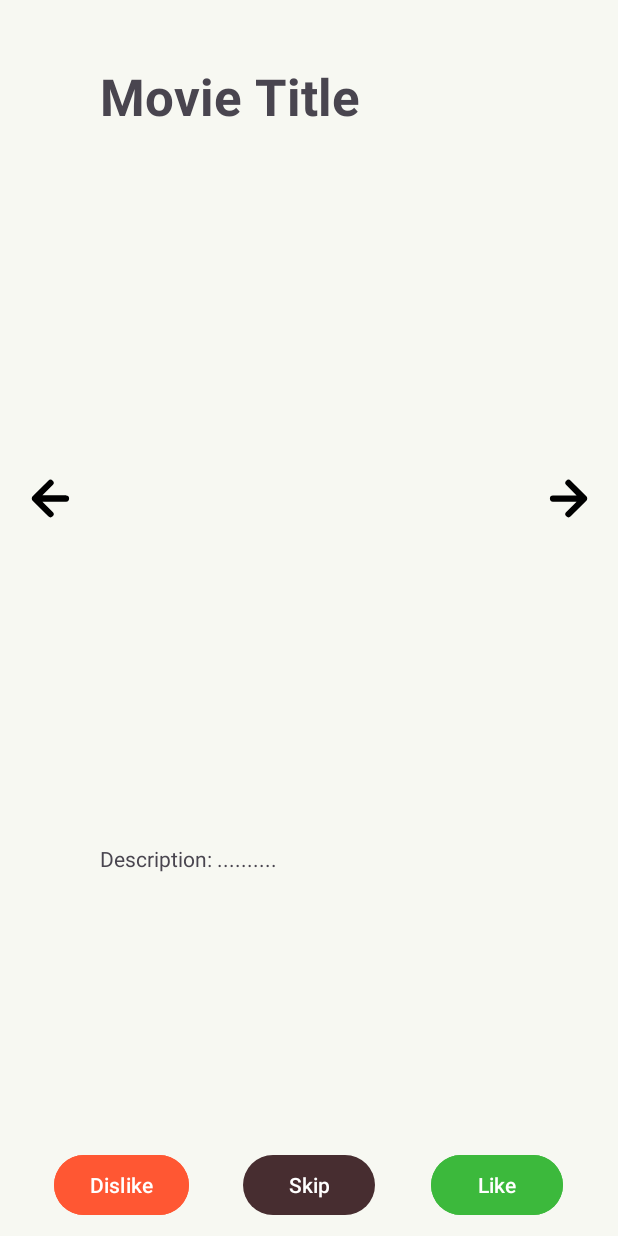
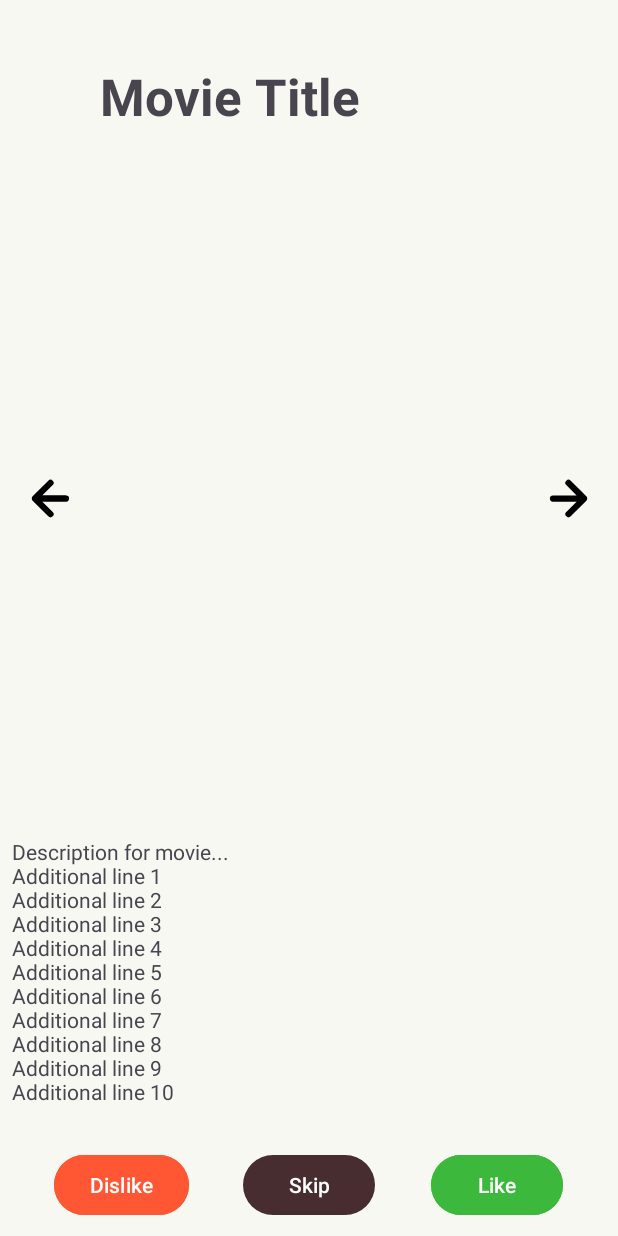
Before and after one commit to Juinjer/MovieRecommenderApp, an Android app built with Jetpack Compose: the SwipeScreen screen opened directly, with no data from a screen before it, on a phone screen of 412 x 824 dp. Run offline under Robolectric (Android 15) with nearby library versions, the phone set to English and light mode, and no system bars; our stand-ins replace Picasso; libraries missing offline, so code that uses them is left out: io.socket.client; pictures from the network do not load; 3 statements that could not run were skipped.

Commit message:
display text fix

```diff
--- a/movierecommender/app/src/main/java/com/example/movierecommender/ExplanationWaitingRoom.kt
+++ b/movierecommender/app/src/main/java/com/example/movierecommender/ExplanationWaitingRoom.kt
@@ -80,7 +80,7 @@ class ExplanationWaitingRoom : AppCompatActivity(), GestureDetector.OnGestureLis
                 // Update UI components
                 Picasso.get().load(fullPosterPath).into(binding.ivRecommendedMovie)
                 var editable: Editable = Editable.Factory.getInstance().newEditable(title)
-                binding.tvRecommendationFactors.text = editable
+                binding.titleText.text = editable
                 editable = Editable.Factory.getInstance().newEditable(recommendationFactors)
                 println(editable.toString())
                 if (editable.startsWith("{")) {
@@ -112,6 +112,7 @@ class ExplanationWaitingRoom : AppCompatActivity(), GestureDetector.OnGestureLis
                 binding.ivRecommendedMovie.visibility = View.GONE
                 binding.tvRecommendedMovie.visibility = View.GONE
                 binding.tvRecommendationFactors.visibility = View.GONE
+                binding.titleText.visibility = View.GONE
                 binding.tvRecommendationExplained.visibility = View.GONE
                 binding.swLeftBtn.visibility = View.GONE
                 binding.swRightBtn.visibility = View.GONE
@@ -123,6 +124,7 @@ class ExplanationWaitingRoom : AppCompatActivity(), GestureDetector.OnGestureLis
                 binding.ivRecommendedMovie.visibility = View.VISIBLE
                 binding.tvRecommendedMovie.visibility = View.VISIBLE
                 binding.tvRecommendationFactors.visibility = View.VISIBLE
+                binding.titleText.visibility = View.VISIBLE
                 binding.tvRecommendationExplained.visibility = View.VISIBLE
                 // Update swipe button visibility
                 binding.swLeftBtn.visibility = View.GONE
--- a/movierecommender/app/src/main/res/layout/activity_create_room.xml
+++ b/movierecommender/app/src/main/res/layout/activity_create_room.xml
@@ -54,6 +54,7 @@
         android:layout_height="42dp"
         android:layout_marginStart="155dp"
         android:layout_marginEnd="156dp"
+        android:backgroundTint="@color/mg_vandyke"
         android:clickable="false"
         android:cursorVisible="false"
         android:ems="10"
--- a/movierecommender/app/src/main/res/layout/activity_join_room.xml
+++ b/movierecommender/app/src/main/res/layout/activity_join_room.xml
@@ -35,6 +35,7 @@
         android:hint="Room id"
         android:inputType="number"
         android:textColor="@color/black"
+        android:backgroundTint="@color/mg_vandyke"
         app:layout_constraintEnd_toEndOf="parent"
         app:layout_constraintHorizontal_bias="0.502"
         app:layout_constraintStart_toStartOf="parent"
--- a/movierecommender/app/src/main/res/layout/listitem.xml
+++ b/movierecommender/app/src/main/res/layout/listitem.xml
@@ -30,6 +30,7 @@
             android:layout_width="100dp"
             android:layout_height="40dp"
             android:layout_marginEnd="50dp"
+            android:textColor="@color/mg_vandyke"
             app:layout_constraintBottom_toBottomOf="parent"
             app:layout_constraintEnd_toEndOf="parent"
             app:layout_constraintTop_toTopOf="parent"
--- a/movierecommender/app/src/main/res/layout/settings_screen.xml
+++ b/movierecommender/app/src/main/res/layout/settings_screen.xml
@@ -21,6 +21,8 @@
         android:layout_width="0dp"
         android:layout_height="0dp"
         android:layout_marginTop="36dp"
+        android:progressTint="@color/mg_vandyke"
+        android:thumbTint="@color/mg_vandyke"
         android:max="7"
         app:layout_constraintEnd_toEndOf="parent"
         app:layout_constraintHeight_percent="0.05"
--- a/movierecommender/app/src/main/res/layout/swipe_screen.xml
+++ b/movierecommender/app/src/main/res/layout/swipe_screen.xml
@@ -19,15 +19,14 @@
         app:layout_constraintVertical_bias="0.3" />
 
 
-
     <HorizontalScrollView
         android:layout_width="0dp"
         android:layout_height="wrap_content"
         android:layout_marginTop="8dp"
-        app:layout_constraintTop_toTopOf="parent"
+        app:layout_constraintBottom_toTopOf="@+id/imageView2"
+        app:layout_constraintEnd_toEndOf="@+id/imageView2"
         app:layout_constraintStart_toStartOf="@+id/imageView2"
-        app:layout_constraintEnd_toEndOf="@+id/imageView2"
-        app:layout_constraintBottom_toTopOf="@+id/imageView2">
+        app:layout_constraintTop_toTopOf="parent">
 
         <TextView
             android:id="@+id/titleText"
@@ -63,15 +62,34 @@
         app:layout_constraintStart_toStartOf="parent"
         app:layout_constraintTop_toTopOf="@+id/imageView2" />
 
-    <TextView
-        android:id="@+id/filmDescription"
-        android:layout_width="279dp"
-        android:layout_height="131dp"
-        android:text="Description: .........."
-        app:layout_constraintBottom_toBottomOf="parent"
-        app:layout_constraintStart_toStartOf="@+id/imageView2"
-        app:layout_constraintTop_toBottomOf="@+id/imageView2"
-        app:layout_constraintVertical_bias="0.120000005" />
+    <!--    <TextView-->
+    <!--        android:id="@+id/filmDescription"-->
+    <!--        android:layout_width="278dp"-->
+    <!--        android:layout_height="99dp"-->
+    <!--        android:text="Description for movie..."-->
+    <!--        app:layout_constraintBottom_toTopOf="@+id/skipBtn"-->
+    <!--        app:layout_constraintStart_toStartOf="@+id/imageView2"-->
+    <!--        app:layout_constraintTop_toBottomOf="@+id/imageView2"-->
+    <!--        app:layout_constraintVertical_bias="0.0" />-->
+
+    <ScrollView
+        android:layout_width="match_parent"
+        android:layout_height="wrap_content"
+        app:layout_constraintBottom_toTopOf="@+id/skipBtn"
+        app:layout_constraintEnd_toEndOf="@+id/imageView2"
+        app:layout_constraintStart_toStartOf="parent"
+        app:layout_constraintTop_toBottomOf="@+id/imageView2">
+
+        <TextView
+            android:id="@+id/filmDescription"
+            android:layout_width="match_parent"
+            android:layout_height="wrap_content"
+            android:padding="8dp"
+            android:scrollbars="vertical"
+            android:text="Description for movie...\nAdditional line 1\nAdditional line 2\nAdditional line 3\nAdditional line 4\nAdditional line 5\nAdditional line 6\nAdditional line 7\nAdditional line 8\nAdditional line 9\nAdditional line 10\n"
+            android:textSize="14sp" />
+    </ScrollView>
+
 
     <Button
         android:id="@+id/skipBtn"
@@ -87,8 +105,8 @@
         android:id="@+id/dislikeBtn"
         android:layout_width="wrap_content"
         android:layout_height="wrap_content"
+        android:backgroundTint="#FF5733"
         android:text="Dislike"
-        android:backgroundTint="#FF5733"
         app:layout_constraintBottom_toBottomOf="@+id/skipBtn"
         app:layout_constraintEnd_toStartOf="@+id/skipBtn"
         app:layout_constraintStart_toStartOf="parent" />
--- a/movierecommender/app/src/main/res/layout/waiting_room.xml
+++ b/movierecommender/app/src/main/res/layout/waiting_room.xml
@@ -13,6 +13,7 @@
         android:layout_width="wrap_content"
         android:layout_height="wrap_content"
         android:layout_marginTop="60dp"
+        android:backgroundTint="@color/mg_vandyke"
         android:clickable="false"
         android:cursorVisible="false"
         android:ems="10"
@@ -48,7 +49,6 @@
         app:layout_constraintEnd_toEndOf="parent"
         app:layout_constraintStart_toStartOf="parent" />
 
-<!--    TODO background color vandyke, text color white...-->
     <androidx.recyclerview.widget.RecyclerView
         android:id="@+id/recyclerView"
         android:layout_width="300dp"
```
Also changed, not shown: movierecommender/app/src/main/res/layout/explanation_waiting_room.xml (+54 -12 lines), movierecommender/app/src/main/res/drawable/alligator.png, movierecommender/app/src/main/res/drawable/bat.png, movierecommender/app/src/main/res/drawable/cormorant.png, movierecommender/app/src/main/res/drawable/coyote.png, movierecommender/app/src/main/res/drawable/dinosaur.png, movierecommender/app/src/main/res/drawable/elephant.png, movierecommender/app/src/main/res/drawable/giraffe.png, movierecommender/app/src/main/res/drawable/kangaroo.png, movierecommender/app/src/main/res/drawable/llama.png, movierecommender/app/src/main/res/drawable/penguin.png, movierecommender/app/src/main/res/drawable/raccoon.png.
